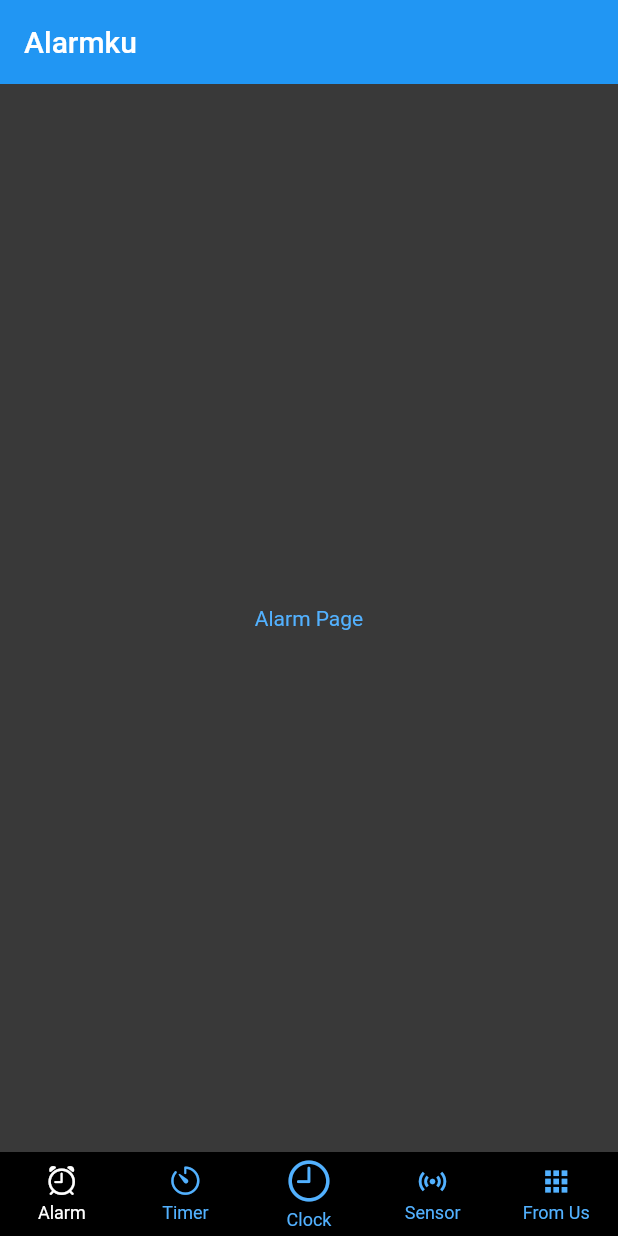
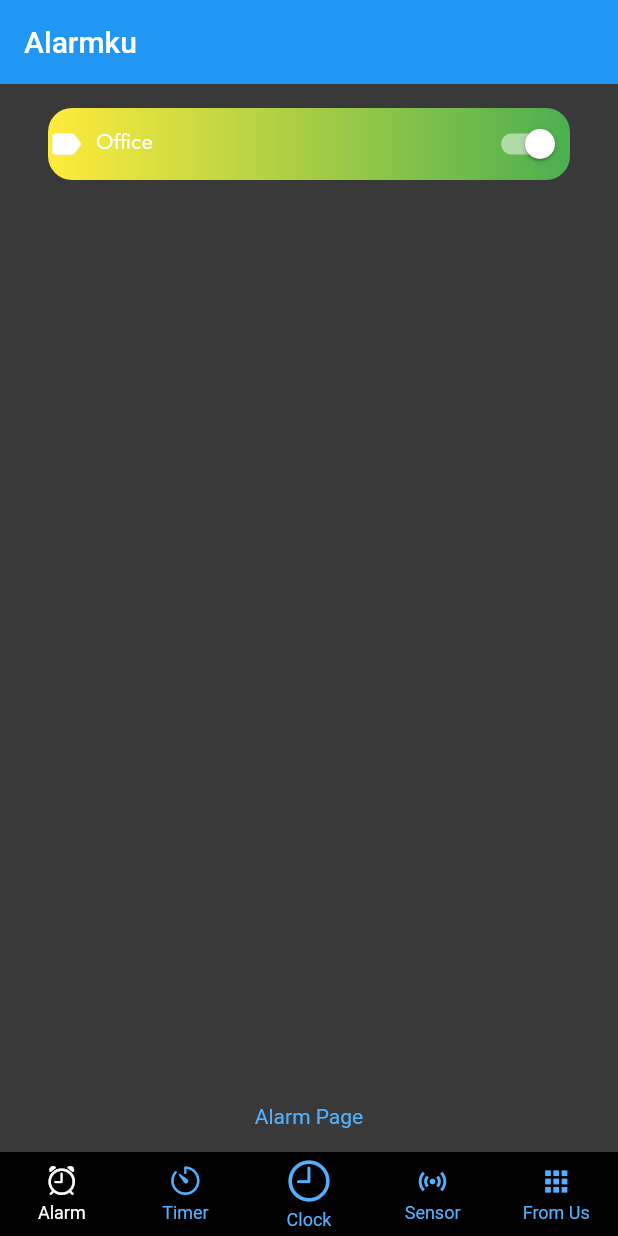
Before and after one commit to luthfibg/flutter_alarm_x, a Flutter app: the screen it shows after launch, on a phone screen of 412 x 824 dp. Run offline on Flutter 3.47's test engine with Material 2 defaults, Android fonts, the phone set to English and light mode, and no system bars; drawn by our look-alikes of persistent_bottom_nav_bar; our stand-ins replace double_back_to_close.

Commit message:
[UPD] instantiate alarm page

```diff
--- /dev/null
+++ b/lib/data.dart
@@ -0,0 +1,6 @@
+import 'package:nfp110/models/alarm_info.dart';
+
+List<AlarmInfo> alarms = [
+  AlarmInfo(DateTime.now().add(const Duration(hours: 1)),
+      description: 'Office'),
+];
--- /dev/null
+++ b/lib/models/alarm_info.dart
@@ -0,0 +1,7 @@
+class AlarmInfo {
+  DateTime alarmDateTime;
+  String description;
+  late bool isActive;
+
+  AlarmInfo(this.alarmDateTime, {required this.description});
+}
--- a/lib/navpages/alarm.dart
+++ b/lib/navpages/alarm.dart
@@ -1,4 +1,5 @@
 import 'package:flutter/material.dart';
+import 'package:nfp110/data.dart';
 
 class MyAlarm extends StatefulWidget {
   const MyAlarm({super.key});
@@ -20,14 +21,65 @@ class _MyAlarmState extends State<MyAlarm> with SingleTickerProviderStateMixin {
         elevation: 0,
         title: const Text('Alarmku'),
       ),
-      body: Center(
+      body: Container(
+        padding: const EdgeInsets.symmetric(horizontal: 32, vertical: 16),
         child: Column(
-          mainAxisAlignment: MainAxisAlignment.center,
-          crossAxisAlignment: CrossAxisAlignment.center,
+          crossAxisAlignment: CrossAxisAlignment.start,
           children: [
-            Text(
-              'Alarm Page',
-              style: TextStyle(color: primaryBlue),
+            Expanded(
+              child: ListView(
+                children: alarms.map((alarm) {
+                  return Container(
+                    decoration: const BoxDecoration(
+                      gradient: LinearGradient(
+                        colors: [Colors.yellow, Colors.green],
+                        begin: Alignment.centerLeft,
+                        end: Alignment.centerRight,
+                      ),
+                      borderRadius: BorderRadius.all(Radius.circular(16)),
+                    ),
+                    child: Column(
+                      children: [
+                        Row(
+                          mainAxisAlignment: MainAxisAlignment.spaceBetween,
+                          children: [
+                            Row(
+                              children: const [
+                                Icon(
+                                  Icons.label,
+                                  color: Colors.white,
+                                  size: 24,
+                                ),
+                                SizedBox(
+                                  width: 8,
+                                ),
+                                Text(
+                                  'Office',
+                                  style: TextStyle(
+                                    color: Colors.white,
+                                    fontFamily: 'avenir',
+                                  ),
+                                ),
+                              ],
+                            ),
+                            Switch(
+                              value: true,
+                              onChanged: (bool value) {},
+                              activeColor: Colors.white,
+                            ),
+                          ],
+                        ),
+                      ],
+                    ),
+                  );
+                }).toList(),
+              ),
+            ),
+            Center(
+              child: Text(
+                'Alarm Page',
+                style: TextStyle(color: primaryBlue),
+              ),
             ),
           ],
         ),
```
